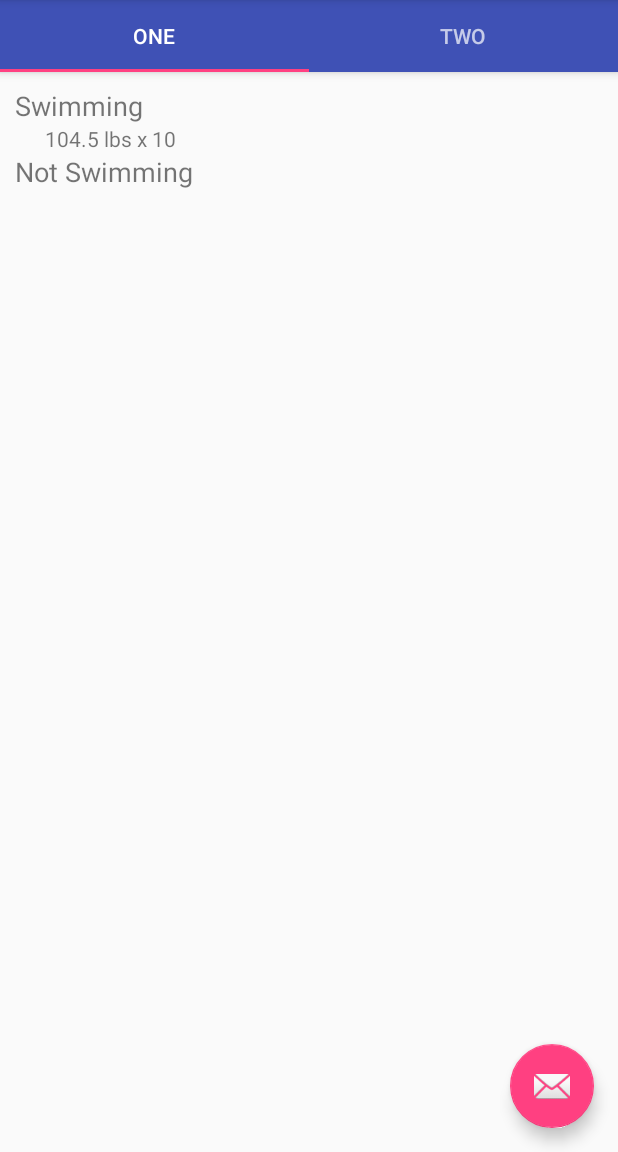
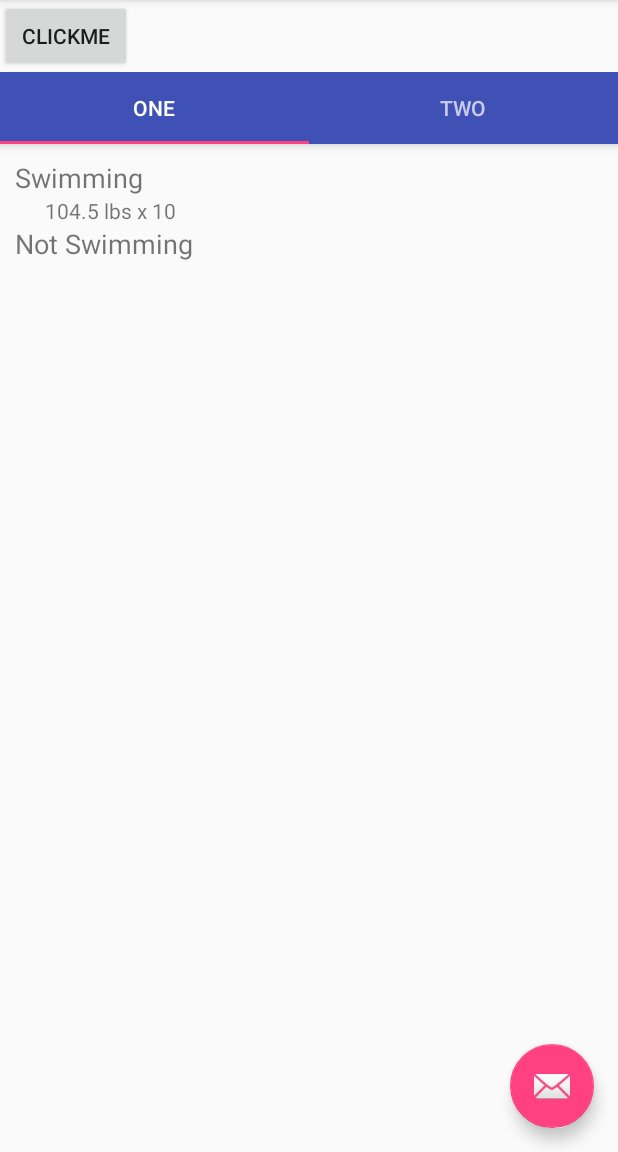
Before and after one commit to cameron-ridgewell/LiftTracker, an Android app: the screen it shows after launch (MainActivity), on a phone screen of 412 x 824 dp, the part 84-1236 px from its top. Run offline under Robolectric (Android 15) with nearby library versions, the phone set to English and light mode, and no system bars.

Commit message:
created animations and experimental interface for button movement

```diff
--- a/app/src/main/java/com/lifttracker/activities/MainActivity.java
+++ b/app/src/main/java/com/lifttracker/activities/MainActivity.java
@@ -1,6 +1,7 @@
 package com.lifttracker.activities;
 
 import android.os.Bundle;
+import android.support.design.widget.CoordinatorLayout;
 import android.support.design.widget.FloatingActionButton;
 import android.support.design.widget.Snackbar;
 import android.support.v4.app.Fragment;
@@ -14,7 +15,12 @@ import android.support.v7.app.AppCompatActivity;
 import android.support.v7.widget.Toolbar;
 import android.view.Menu;
 import android.view.MenuItem;
+import android.view.animation.Animation;
+import android.view.animation.AnimationUtils;
+import android.widget.Button;
+import android.widget.FrameLayout;
 
+import com.lifttracker.elements.MovingFloatingActionButton;
 import com.lifttracker.fragments.CreateExerciseDialog;
 import com.lifttracker.fragments.MainPageViewFragment;
 import com.lifttracker.R;
@@ -29,8 +35,6 @@ import java.util.Collections;
 import java.util.Comparator;
 import java.util.List;
 
-import retrofit2.Response;
-
 public class MainActivity extends AppCompatActivity
         implements NavigationView.OnNavigationItemSelectedListener {
 
@@ -39,6 +43,10 @@ public class MainActivity extends AppCompatActivity
     private final String MAIN_PAGE_VIEW_FRAGMENT = "main_page_view_fragment";
     private final String CREATE_EXERCISE_FRAGMENT = "create_exercise_fragment";
     private final String TRACK_PERSONAL_STAT_FRAGMENT = "track_personal_stats_fragment";
+
+    private Button clickButton;
+    FloatingActionButton fab;
+    private boolean myToggle;
 
     @Override
     protected void onCreate(Bundle savedInstanceState) {
@@ -49,7 +57,7 @@ public class MainActivity extends AppCompatActivity
 
         getSupportActionBar().setDisplayHomeAsUpEnabled(true);
 
-        FloatingActionButton fab = (FloatingActionButton) findViewById(R.id.fab);
+        fab = (FloatingActionButton) findViewById(R.id.fab);
         fab.setOnClickListener(new View.OnClickListener() {
             @Override
             public void onClick(View view) {
@@ -84,6 +92,37 @@ public class MainActivity extends AppCompatActivity
          *      previous max lifts
          *      list of known exercises
          */
+        myToggle = false;
+        clickButton = (Button) findViewById(R.id.click_button);
+        clickButton.setOnClickListener(new View.OnClickListener() {
+            @Override
+            public void onClick(View view) {
+                myToggle = !myToggle;
+                Animation show_fab_1 = AnimationUtils.loadAnimation(getApplication(), R.anim.move_fab_bottom_to_top);
+                Animation hide_fab_1 = AnimationUtils.loadAnimation(getApplication(), R.anim.move_fab_top_to_bottom);
+                if (myToggle) {
+                    CoordinatorLayout.LayoutParams layoutParams = (CoordinatorLayout.LayoutParams) fab.getLayoutParams();
+                    //layoutParams.rightMargin -= (int) (fab.getWidth() * 1.7);
+                    int tmp = layoutParams.topMargin;
+                    layoutParams.topMargin = layoutParams.bottomMargin;
+                    layoutParams.bottomMargin = tmp;
+                    fab.setLayoutParams(layoutParams);
+                    fab.startAnimation(hide_fab_1);
+                    fab.setClickable(true);
+                }
+                else
+                {
+                    CoordinatorLayout.LayoutParams layoutParams = (CoordinatorLayout.LayoutParams) fab.getLayoutParams();
+                    //layoutParams.rightMargin += (int) (fab.getWidth() * 1.7);
+                    int tmp = layoutParams.topMargin;
+                    layoutParams.topMargin = layoutParams.bottomMargin;
+                    layoutParams.bottomMargin = tmp;
+                    fab.setLayoutParams(layoutParams);
+                    fab.startAnimation(show_fab_1);
+                    fab.setClickable(true);
+                }
+            }
+        });
     }
 
     private void generateExercises()
--- a/app/src/main/java/com/lifttracker/common/Workout.java
+++ b/app/src/main/java/com/lifttracker/common/Workout.java
@@ -12,23 +12,27 @@ import java.util.LinkedHashMap;
 import java.util.List;
 
 public class Workout {
-    private DateTime dateTime_;
+    private long timeLong_;
     private Exercise.LiftType LiftType_;
     private List<WorkoutItem> exercise_list_;
 
     public Workout(DateTime dateTime)
     {
-        this.dateTime_ = dateTime;
+        this.timeLong_ = dateTime.getMillis();
         this.LiftType_ = Exercise.LiftType.None;
         this.exercise_list_ = new ArrayList<>();
     }
 
-    public DateTime getDateTime() {
-        return dateTime_;
+    public DateTime getStartTime() {
+        return new DateTime(timeLong_);
     }
 
-    public void setDateTime(DateTime dateTime_) {
-        this.dateTime_ = dateTime_;
+    public void setStartTime(DateTime dateTime_) {
+        this.timeLong_ = dateTime_.getMillis();
+    }
+
+    public void setStartTime(long dateTime_) {
+        this.timeLong_ = dateTime_;
     }
 
     public Exercise.LiftType getLiftType() {
--- a/app/src/main/java/com/lifttracker/common/WorkoutItem.java
+++ b/app/src/main/java/com/lifttracker/common/WorkoutItem.java
@@ -2,19 +2,21 @@ package com.lifttracker.common;
 
 import java.util.ArrayList;
 import java.util.List;
+import org.joda.time.DateTime;
 
 /**
  * Created by cameronridgewell on 6/26/16.
  */
 public class WorkoutItem {
-
     private Exercise exercise_;
     private List<Set> sets_;
+    private long timeLong_;
 
     public WorkoutItem(Exercise exercise)
     {
         this.exercise_ = exercise;
-        sets_ = new ArrayList<>();
+        this.sets_ = new ArrayList<>();
+        this.timeLong_ = DateTime.now().getMillis();
     }
 
     public Exercise getExercise() {
@@ -44,4 +46,20 @@ public class WorkoutItem {
     public void setSetList(List<Set> sets_) {
         this.sets_ = sets_;
     }
+
+    public DateTime getStartTime()
+    {
+        return new DateTime(timeLong_);
+    }
+
+    public void setStartTime(DateTime time)
+    {
+        this.timeLong_ = time.getMillis();
+    }
+
+
+    public void setStartTime(long time)
+    {
+        this.timeLong_ = time;
+    }
 }
--- /dev/null
+++ b/app/src/main/res/anim/move_fab_bottom_to_top.xml
@@ -0,0 +1,32 @@
+<?xml version="1.0" encoding="utf-8"?>
+<set xmlns:android="http://schemas.android.com/apk/res/android"
+    android:fillAfter="true">
+
+    <!-- Rotate -->
+    <rotate
+        android:duration="500"
+        android:fromDegrees="10"
+        android:interpolator="@android:anim/linear_interpolator"
+        android:pivotX="50%"
+        android:pivotY="50%"
+        android:repeatCount="4"
+        android:repeatMode="reverse"
+        android:toDegrees="0"></rotate>
+
+    <!--Move-->
+    <translate
+        android:duration="1000"
+        android:fromXDelta="0%"
+        android:fromYDelta="-800%"
+        android:interpolator="@android:anim/linear_interpolator"
+        android:toXDelta="0%"
+        android:toYDelta="0%"></translate>
+
+    <!--Fade In-->
+    <alpha
+        android:duration="2000"
+        android:fromAlpha="1.0"
+        android:interpolator="@android:anim/decelerate_interpolator"
+        android:toAlpha="1.0"></alpha>
+
+</set>
--- /dev/null
+++ b/app/src/main/res/anim/move_fab_top_to_bottom.xml
@@ -0,0 +1,32 @@
+<?xml version="1.0" encoding="utf-8"?>
+<set xmlns:android="http://schemas.android.com/apk/res/android"
+    android:fillAfter="true">
+
+    <!-- Rotate -->
+    <rotate
+        android:duration="500"
+        android:fromDegrees="10"
+        android:interpolator="@android:anim/linear_interpolator"
+        android:pivotX="50%"
+        android:pivotY="50%"
+        android:repeatCount="4"
+        android:repeatMode="reverse"
+        android:toDegrees="0"></rotate>
+
+    <!--Move-->
+    <translate
+        android:duration="1000"
+        android:fromXDelta="0%"
+        android:fromYDelta="0%"
+        android:interpolator="@android:anim/linear_interpolator"
+        android:toXDelta="0%"
+        android:toYDelta="-800%"></translate>
+
+    <!--Fade Out-->
+    <alpha
+        android:duration="2000"
+        android:fromAlpha="1.0"
+        android:interpolator="@android:anim/accelerate_interpolator"
+        android:toAlpha="1.0"></alpha>
+
+</set>
--- a/app/src/main/res/layout/app_bar_main.xml
+++ b/app/src/main/res/layout/app_bar_main.xml
@@ -6,7 +6,6 @@
     android:layout_height="match_parent"
     android:fitsSystemWindows="true"
     tools:context=".activities.MainActivity">
-
 
     <RelativeLayout
         android:layout_width="match_parent"
@@ -27,10 +26,17 @@
 
         </android.support.design.widget.AppBarLayout>
 
+        <Button
+            android:layout_below="@+id/toolbar_block"
+            android:id="@+id/click_button"
+            android:layout_width="wrap_content"
+            android:layout_height="wrap_content"
+            android:text="clickMe"/>
+
         <FrameLayout
             android:layout_width="match_parent"
             android:layout_height="wrap_content"
-            android:layout_below="@+id/toolbar_block">
+            android:layout_below="@+id/click_button">
             <include layout="@layout/content_main" />
         </FrameLayout>
 
@@ -43,6 +49,7 @@
         android:layout_height="wrap_content"
         android:layout_gravity="bottom|end"
         android:layout_margin="@dimen/fab_margin"
-        android:src="@android:drawable/ic_dialog_email" />
+        android:src="@android:drawable/ic_dialog_email"
+        app:layout_behavior="com.lifttracker.elements.MovingFloatingActionButton"/>
 
 </android.support.design.widget.CoordinatorLayout>
--- /dev/null
+++ b/app/src/main/res/layout/fragment_create_workout.xml
@@ -0,0 +1,6 @@
+<?xml version="1.0" encoding="utf-8"?>
+<LinearLayout xmlns:android="http://schemas.android.com/apk/res/android"
+    android:orientation="vertical" android:layout_width="match_parent"
+    android:layout_height="match_parent">
+
+</LinearLayout>
```
Also changed, not shown: app/src/main/java/com/lifttracker/elements/MovingFloatingActionButton.java (added, +47 -0 lines), app/src/main/java/com/lifttracker/fragments/CreateWorkoutFragment.java (added, +132 -0 lines).
